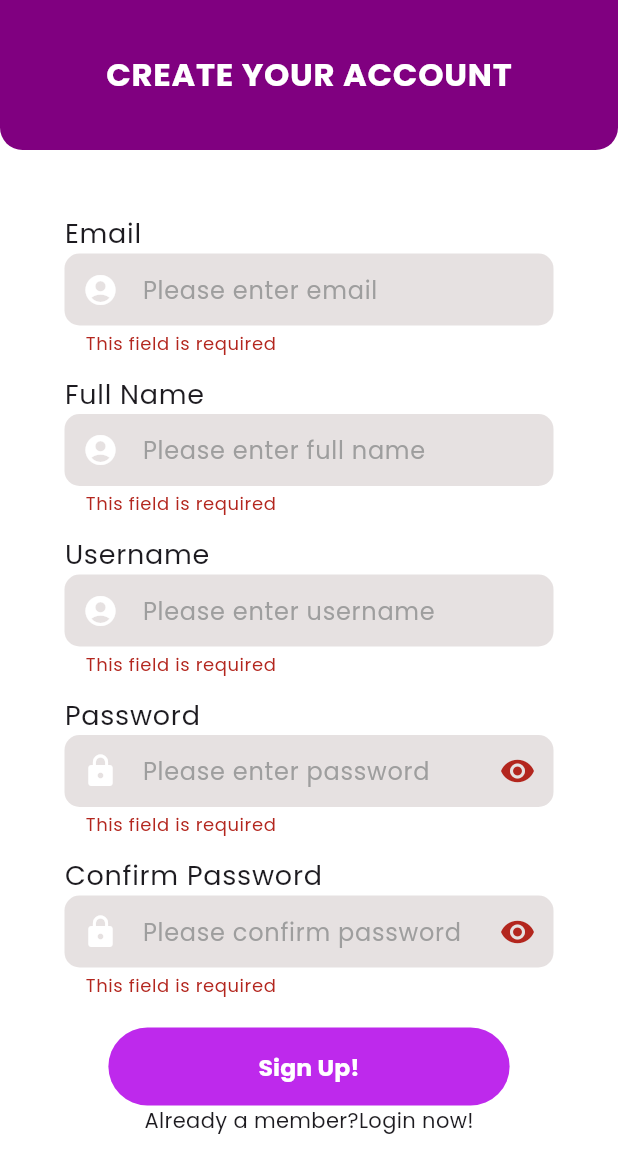
After one commit to Prof-Pix/firebase_flutter, a Flutter app: the screen it shows after launch, after a tap on "Create an account", after a tap on "Sign Up!", on a phone screen of 412 x 824 dp. The commit adds this screen. Shown: the top 1173 px of the screen. Run offline on Flutter 3.47's test engine with Material 3 defaults, Android fonts, the phone set to English and light mode, and no system bars; our stand-ins replace firebase_auth, firebase_core; accounts and stored records are empty; network calls fail.

Commit message:
added login function(firebase auth) and sign in

```diff
--- /dev/null
+++ b/lib/auth/auth_page.dart
@@ -0,0 +1,33 @@
+import 'package:firebase_flutter/screens/login_page.dart';
+import 'package:firebase_flutter/screens/signup_page.dart';
+import 'package:flutter/material.dart';
+
+class AuthPage extends StatefulWidget {
+  const AuthPage({super.key});
+
+  @override
+  State<AuthPage> createState() => _AuthPageState();
+}
+
+class _AuthPageState extends State<AuthPage> {
+  bool showLoginPage = true;
+
+  void toggleAuthPage() {
+    setState(() {
+      showLoginPage = !showLoginPage;
+    });
+  }
+
+  @override
+  Widget build(BuildContext context) {
+    if (showLoginPage) {
+      return LoginPage(
+        showSignupPage: toggleAuthPage,
+      );
+    } else {
+      return SignupPage(
+        showLoginPage: toggleAuthPage,
+      );
+    }
+  }
+}
--- /dev/null
+++ b/lib/auth/main_page.dart
@@ -0,0 +1,27 @@
+import 'package:firebase_auth/firebase_auth.dart';
+import 'package:firebase_flutter/auth/auth_page.dart';
+import 'package:firebase_flutter/screens/home_page.dart';
+import 'package:firebase_flutter/screens/login_page.dart';
+import 'package:firebase_flutter/screens/signup_page.dart';
+import 'package:flutter/material.dart';
+
+class MainPage extends StatelessWidget {
+  const MainPage({super.key});
+
+  @override
+  Widget build(BuildContext context) {
+    return Scaffold(
+      resizeToAvoidBottomInset: false,
+      body: StreamBuilder<User?>(
+        stream: FirebaseAuth.instance.authStateChanges(),
+        builder: (context, snapshot) {
+          if (snapshot.hasData) {
+            return const HomePage();
+          } else {
+            return const AuthPage();
+          }
+        },
+      ),
+    );
+  }
+}
--- a/lib/main.dart
+++ b/lib/main.dart
@@ -1,10 +1,13 @@
+import 'package:firebase_flutter/auth/main_page.dart';
 import 'package:flutter/material.dart';
 import 'package:firebase_core/firebase_core.dart';
-import './screens/login.dart';
+import 'firebase_options.dart';
 
 void main() async {
-  // WidgetsFlutterBinding.ensureInitialized();
-  // await Firebase.initializeApp();
+  WidgetsFlutterBinding.ensureInitialized();
+  await Firebase.initializeApp(
+    options: DefaultFirebaseOptions.currentPlatform,
+  );
   runApp(const MyApp());
 }
 
@@ -15,11 +18,12 @@ class MyApp extends StatelessWidget {
   @override
   Widget build(BuildContext context) {
     return MaterialApp(
+      debugShowCheckedModeBanner: false,
       theme: ThemeData(
           scaffoldBackgroundColor: const Color(0xffe8e8e8),
           fontFamily: "Poppins"),
       title: 'Flutter Demo',
-      home: const Login(),
+      home: const MainPage(),
     );
   }
 }
--- /dev/null
+++ b/lib/screens/home_page.dart
@@ -0,0 +1,25 @@
+import 'package:firebase_auth/firebase_auth.dart';
+import 'package:flutter/material.dart';
+
+class HomePage extends StatelessWidget {
+  const HomePage({super.key});
+
+  @override
+  Widget build(BuildContext context) {
+    return Scaffold(
+      body: Center(
+        child: Column(
+          mainAxisAlignment: MainAxisAlignment.center,
+          children: [
+            const Text("Signed in!"),
+            OutlinedButton(
+                onPressed: () {
+                  FirebaseAuth.instance.signOut();
+                },
+                child: const Text('Sign out!'))
+          ],
+        ),
+      ),
+    );
+  }
+}
--- a/lib/screens/login.dart
+++ b/lib/screens/login_page.dart
@@ -1,14 +1,36 @@
+import 'package:firebase_auth/firebase_auth.dart';
 import 'package:flutter/material.dart';
 
-class Login extends StatefulWidget {
-  const Login({super.key});
+class LoginPage extends StatefulWidget {
+  final VoidCallback showSignupPage;
+  const LoginPage({required this.showSignupPage, super.key});
 
   @override
-  State<Login> createState() => _LoginState();
+  State<LoginPage> createState() => _LoginPageState();
 }
 
-class _LoginState extends State<Login> {
+class _LoginPageState extends State<LoginPage> {
   bool value = false;
+
+  // textfield controllers
+  final _emailController = TextEditingController();
+  final _passwordController = TextEditingController();
+
+  //sign in method
+  Future signIn() async {
+    await FirebaseAuth.instance.signInWithEmailAndPassword(
+        email: _emailController.text.trim(),
+        password: _passwordController.text.trim());
+  }
+
+  //dispose
+  @override
+  void dispose() {
+    _emailController.dispose();
+    _passwordController.dispose();
+    super.dispose();
+  }
+
   @override
   Widget build(BuildContext context) {
     return Scaffold(
@@ -62,7 +84,7 @@ class _LoginState extends State<Login> {
               ),
               Expanded(
                 child: Container(
-                  padding: EdgeInsets.only(top: 130),
+                  padding: const EdgeInsets.only(top: 130),
                   child: Container(
                     width: 300,
                     child: const Image(
@@ -83,6 +105,7 @@ class _LoginState extends State<Login> {
             child: Column(
               children: [
                 TextField(
+                  controller: _emailController,
                   decoration: InputDecoration(
                       filled: true,
                       fillColor: const Color(0xffe6e1e1),
@@ -101,6 +124,8 @@ class _LoginState extends State<Login> {
                   height: 28.8,
                 ),
                 TextField(
+                  obscureText: true,
+                  controller: _passwordController,
                   decoration: InputDecoration(
                       filled: true,
                       fillColor: const Color(0xffe6e1e1),
@@ -158,7 +183,7 @@ class _LoginState extends State<Login> {
                   children: [
                     Expanded(
                       child: TextButton(
-                          onPressed: () {},
+                          onPressed: signIn,
                           style: TextButton.styleFrom(
                               backgroundColor: const Color(0xffbe29ec)),
                           child: const Text(
@@ -171,20 +196,23 @@ class _LoginState extends State<Login> {
                     )
                   ],
                 ),
-                SizedBox(
+                const SizedBox(
                   height: 15,
                 ),
-                const Row(
+                Row(
                   mainAxisAlignment: MainAxisAlignment.center,
                   children: [
-                    Text(
+                    const Text(
                       "Don't have an account?",
                       style: TextStyle(fontSize: 10),
                     ),
-                    SizedBox(
+                    const SizedBox(
                       width: 5,
                     ),
-                    Text("Create an account", style: TextStyle(fontSize: 10))
+                    GestureDetector(
+                        onTap: widget.showSignupPage,
+                        child: const Text("Create an account",
+                            style: TextStyle(fontSize: 10)))
                   ],
                 )
               ],
--- /dev/null
+++ b/lib/screens/signup_page.dart
@@ -0,0 +1,278 @@
+import 'package:flutter/material.dart';
+
+class SignupPage extends StatefulWidget {
+  final VoidCallback showLoginPage;
+  const SignupPage({required this.showLoginPage, super.key});
+
+  @override
+  State<SignupPage> createState() => _SignupPageState();
+}
+
+class _SignupPageState extends State<SignupPage> {
+  @override
+  Widget build(BuildContext context) {
+    return Scaffold(
+      resizeToAvoidBottomInset: false,
+      backgroundColor: const Color(0xffffffff),
+      body: SafeArea(
+        child: Column(
+          children: [
+            Container(
+              width: double.infinity,
+              height: 100,
+              decoration: const BoxDecoration(
+                  color: Color(0xff800080),
+                  borderRadius: BorderRadius.only(
+                      bottomLeft: Radius.circular(15),
+                      bottomRight: Radius.circular(15))),
+              child: Center(
+                child: Text(
+                  "Create your account".toUpperCase(),
+                  style: const TextStyle(
+                      letterSpacing: 0.5,
+                      color: Color(0xffffffff),
+                      fontSize: 21.5,
+                      fontWeight: FontWeight.w700),
+                ),
+              ),
+            ),
+            SignUpForm(
+              showLoginPage: widget.showLoginPage,
+            ),
+          ],
+        ),
+      ),
+    );
+  }
+}
+
+class SignUpForm extends StatefulWidget {
+  final VoidCallback showLoginPage;
+  const SignUpForm({required this.showLoginPage, super.key});
+
+  @override
+  State<SignUpForm> createState() => _SignUpFormState();
+}
+
+class _SignUpFormState extends State<SignUpForm> {
+  final _formKey = GlobalKey<FormState>();
+
+  //text controllers
+  final _emailCreateController = TextEditingController();
+  final _fullNameCreateController = TextEditingController();
+  final _userNameCreateController = TextEditingController();
+  final _passwordCreateController = TextEditingController();
+  final _confirmPasswordCreateController = TextEditingController();
+
+  @override
+  Widget build(BuildContext context) {
+    return Padding(
+      padding: const EdgeInsets.all(43.0),
+      child: Form(
+        key: _formKey,
+        child: Column(
+          children: [
+            Column(
+              crossAxisAlignment: CrossAxisAlignment.start,
+              children: [
+                const Text(
+                  "Email",
+                  style: TextStyle(fontSize: 18, letterSpacing: 0.5),
+                ),
+                TextFormField(
+                  controller: _emailCreateController,
+                  validator: (value) {
+                    if (value == null || value.isEmpty) {
+                      return "This field is required";
+                    }
+                    return null;
+                  },
+                  decoration: InputDecoration(
+                      filled: true,
+                      fillColor: const Color(0xffe6e1e1),
+                      hintText: "Please enter email",
+                      hintStyle: const TextStyle(color: Colors.grey),
+                      border: OutlineInputBorder(
+                          borderRadius: BorderRadius.circular(10),
+                          borderSide: BorderSide.none),
+                      contentPadding: const EdgeInsets.all(10),
+                      prefixIcon: const Icon(
+                        Icons.account_circle_sharp,
+                        color: Color(0xffffffff),
+                      )),
+                ),
+              ],
+            ), // Email TextField
+            const SizedBox(height: 13),
+            Column(
+              crossAxisAlignment: CrossAxisAlignment.start,
+              children: [
+                const Text(
+                  "Full Name",
+                  style: TextStyle(fontSize: 18, letterSpacing: 0.5),
+                ),
+                TextFormField(
+                  controller: _fullNameCreateController,
+                  validator: (value) {
+                    if (value == null || value.isEmpty) {
+                      return "This field is required";
+                    }
+                    return null;
+                  },
+                  decoration: InputDecoration(
+                      filled: true,
+                      fillColor: const Color(0xffe6e1e1),
+                      hintText: "Please enter full name",
+                      hintStyle: const TextStyle(color: Colors.grey),
+                      border: OutlineInputBorder(
+                          borderRadius: BorderRadius.circular(10),
+                          borderSide: BorderSide.none),
+                      contentPadding: const EdgeInsets.all(10),
+                      prefixIcon: const Icon(
+                        Icons.account_circle_sharp,
+                        color: Color(0xffffffff),
+                      )),
+                ),
+              ],
+            ), //Full Name TextField
+            const SizedBox(height: 13),
+            Column(
+              crossAxisAlignment: CrossAxisAlignment.start,
+              children: [
+                const Text(
+                  "Username",
+                  style: TextStyle(fontSize: 18, letterSpacing: 0.5),
+                ),
+                TextFormField(
+                  controller: _userNameCreateController,
+                  validator: (value) {
+                    if (value == null || value.isEmpty) {
+                      return "This field is required";
+                    }
+                    return null;
+                  },
+                  decoration: InputDecoration(
+                      filled: true,
+                      fillColor: const Color(0xffe6e1e1),
+                      hintText: "Please enter username",
+                      hintStyle: const TextStyle(color: Colors.grey),
+                      border: OutlineInputBorder(
+                          borderRadius: BorderRadius.circular(10),
+                          borderSide: BorderSide.none),
+                      contentPadding: const EdgeInsets.all(10),
+                      prefixIcon: const Icon(
+                        Icons.account_circle_sharp,
+                        color: Color(0xffffffff),
+                      )),
+                ),
+              ],
+            ), // Username TextField
+            const SizedBox(height: 13),
+            Column(
+              crossAxisAlignment: CrossAxisAlignment.start,
+              children: [
+                Text(
+                  "Password",
+                  style: const TextStyle(fontSize: 18, letterSpacing: 0.5),
+                ),
+                TextFormField(
+                  obscureText: true,
+                  controller: _passwordCreateController,
+                  validator: (value) {
+                    if (value == null || value.isEmpty) {
+                      return "This field is required";
+                    }
+                    return null;
+                  },
+                  decoration: InputDecoration(
+                      filled: true,
+                      fillColor: const Color(0xffe6e1e1),
+                      hintText: "Please enter password",
+                      hintStyle: const TextStyle(color: Colors.grey),
+                      border: OutlineInputBorder(
+                          borderRadius: BorderRadius.circular(10),
+                          borderSide: BorderSide.none),
+                      contentPadding: const EdgeInsets.all(10),
+                      suffixIcon: const Icon(Icons.remove_red_eye),
+                      prefixIcon: const Icon(
+                        Icons.lock,
+                        color: Color(0xffffffff),
+                      )),
+                ),
+              ],
+            ), //Password TextField
+            const SizedBox(height: 13),
+            Column(
+              crossAxisAlignment: CrossAxisAlignment.start,
+              children: [
+                const Text(
+                  "Confirm Password",
+                  style: TextStyle(fontSize: 18, letterSpacing: 0.5),
+                ),
+                TextFormField(
+                  obscureText: true,
+                  controller: _confirmPasswordCreateController,
+                  validator: (value) {
+                    if (value == null || value.isEmpty) {
+                      return "This field is required";
+                    }
+                    return null;
+                  },
+                  decoration: InputDecoration(
+                      filled: true,
+                      fillColor: const Color(0xffe6e1e1),
+                      hintText: "Please confirm password",
+                      hintStyle: const TextStyle(color: Colors.grey),
+                      border: OutlineInputBorder(
+                          borderRadius: BorderRadius.circular(10),
+                          borderSide: BorderSide.none),
+                      contentPadding: const EdgeInsets.all(10),
+                      suffixIcon: const Icon(Icons.remove_red_eye),
+                      prefixIcon: const Icon(
+                        Icons.lock,
+                        color: Color(0xffffffff),
+                      )),
+                ),
+              ],
+            ), //Confirm Password TextField
+            const SizedBox(height: 20),
+            Row(
+              mainAxisAlignment: MainAxisAlignment.center,
+              children: [
+                TextButton(
+                    onPressed: () {
+                      if (_formKey.currentState!.validate()) {
+                        ScaffoldMessenger.of(context).showSnackBar(
+                          const SnackBar(
+                              content: Text('Account Created Successfully!')),
+                        );
+                      }
+                    },
+                    style: TextButton.styleFrom(
+                        backgroundColor: const Color(0xffbe29ec),
+                        padding: const EdgeInsets.symmetric(
+                            horizontal: 100, vertical: 15)),
+                    child: const Text(
+                      "Sign Up!",
+                      style: TextStyle(
+                          color: Color(0xffffffff),
+                          fontSize: 15.7,
+                          fontWeight: FontWeight.w700),
+                    )),
+              ],
+            ),
+            Row(
+              mainAxisAlignment: MainAxisAlignment.center,
+              children: [
+                const Text("Already a member?"),
+                GestureDetector(
+                    onTap: widget.showLoginPage,
+                    child: const Text("Login now!"))
+              ],
+            )
+          ],
+        ),
+      ),
+    );
+  }
+}
```
